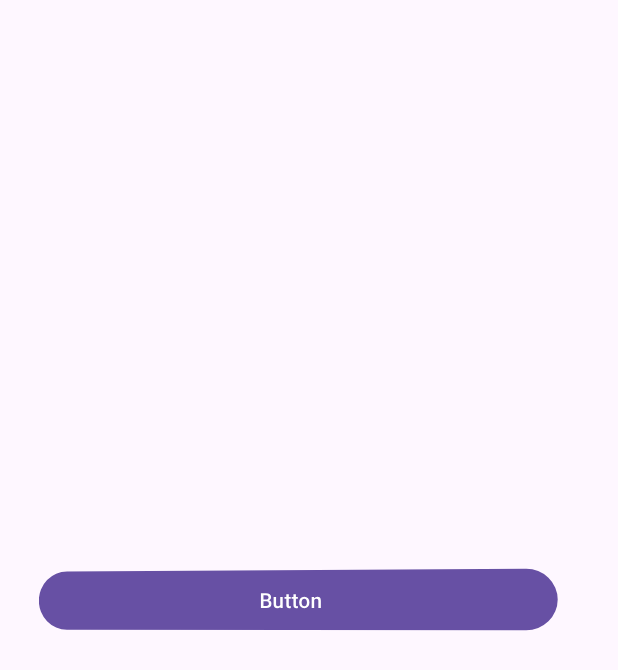
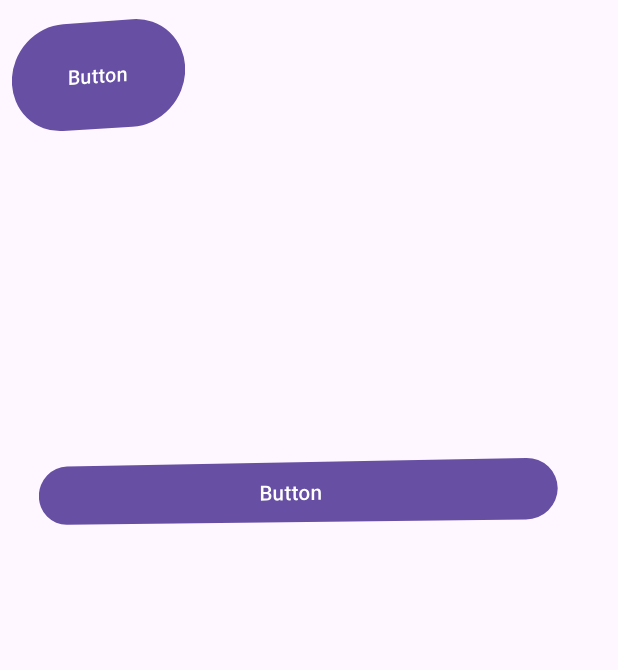
Before and after one commit to Samantha-Doria-blk5/Samantha-Doria-blk5-activity1, an Android app: the screen it shows after launch (MainActivity), on a phone screen of 412 x 824 dp. Shown: the top 670 px of the screen. Run offline under Robolectric (Android 15) with nearby library versions, the phone set to English and light mode, and no system bars.

Commit message:
fourth commit

```diff
--- a/app/src/main/res/layout/activity_main.xml
+++ b/app/src/main/res/layout/activity_main.xml
@@ -11,10 +11,37 @@
         android:id="@+id/button"
         android:layout_width="348dp"
         android:layout_height="0dp"
-        android:layout_marginTop="376dp"
+        android:layout_marginTop="304dp"
         android:text="Button"
         app:layout_constraintEnd_toEndOf="parent"
         app:layout_constraintHorizontal_bias="0.303"
         app:layout_constraintStart_toStartOf="parent"
         app:layout_constraintTop_toTopOf="parent" />
+
+    <HorizontalScrollView
+        android:layout_width="294dp"
+        android:layout_height="166dp"
+        tools:layout_editor_absoluteX="72dp"
+        tools:layout_editor_absoluteY="538dp">
+
+        <LinearLayout
+            android:layout_width="wrap_content"
+            android:layout_height="match_parent"
+            android:orientation="vertical" />
+    </HorizontalScrollView>
+
+    <androidx.viewpager2.widget.ViewPager2
+        android:layout_width="366dp"
+        android:layout_height="181dp"
+        tools:layout_editor_absoluteX="34dp"
+        tools:layout_editor_absoluteY="112dp" />
+
+    <Button
+        android:id="@+id/button3"
+        android:layout_width="122dp"
+        android:layout_height="81dp"
+        android:text="Button"
+        tools:layout_editor_absoluteX="34dp"
+        tools:layout_editor_absoluteY="399dp" />
+
 </androidx.constraintlayout.widget.ConstraintLayout>
```
